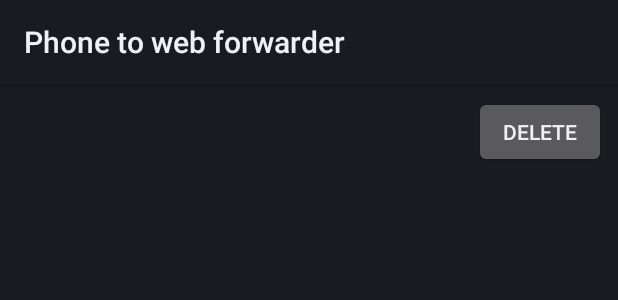
After one commit to bnfour/phone-webapi-forwarder, an Android app: the layout listitemlayout.xml on its own in the app's theme, with its tools: preview values and no code run, on a phone screen of 412 x 824 dp. The commit adds this screen. Shown: the top 300 px of the screen. Run offline under Robolectric (Android 15) with nearby library versions, the phone set to English and light mode, and no system bars.

Commit message:
copypasted filter list editing

```diff
--- a/app/build.gradle
+++ b/app/build.gradle
@@ -16,6 +16,7 @@ android {
             proguardFiles getDefaultProguardFile('proguard-android.txt'), 'proguard-rules.pro'
         }
     }
+    buildToolsVersion '27.0.3'
 }
 
 dependencies {
@@ -23,4 +24,6 @@ dependencies {
     testImplementation 'junit:junit:4.12'
     androidTestImplementation 'com.android.support.test:runner:1.0.2'
     androidTestImplementation 'com.android.support.test.espresso:espresso-core:3.0.2'
+    implementation 'com.android.support.constraint:constraint-layout:1.1.2'
+    implementation 'com.android.support:recyclerview-v7:27.1.1'
 }
--- a/app/src/main/AndroidManifest.xml
+++ b/app/src/main/AndroidManifest.xml
@@ -16,6 +16,7 @@
                 <category android:name="android.intent.category.LAUNCHER" />
             </intent-filter>
         </activity>
+        <activity android:name=".ListEditActivity"/>
     </application>
 
 </manifest>
--- /dev/null
+++ b/app/src/main/res/layout/listitemlayout.xml
@@ -0,0 +1,35 @@
+<?xml version="1.0" encoding="utf-8"?>
+<android.support.constraint.ConstraintLayout xmlns:android="http://schemas.android.com/apk/res/android"
+    xmlns:app="http://schemas.android.com/apk/res-auto"
+    android:layout_width="match_parent"
+    android:layout_height="?android:attr/listPreferredItemHeight">
+
+    <TextView
+        android:id="@+id/senderTextView"
+        android:layout_width="0dp"
+        android:layout_height="0dp"
+        android:layout_marginBottom="8dp"
+        android:layout_marginEnd="8dp"
+        android:layout_marginStart="8dp"
+        android:layout_marginTop="8dp"
+        android:gravity="center"
+        android:textAppearance="@android:style/TextAppearance.DeviceDefault"
+        app:layout_constraintBottom_toBottomOf="parent"
+        app:layout_constraintEnd_toStartOf="@+id/deleteButton"
+        app:layout_constraintStart_toStartOf="parent"
+        app:layout_constraintTop_toTopOf="parent" />
+
+    <Button
+        android:id="@+id/deleteButton"
+        android:layout_width="wrap_content"
+        android:layout_height="wrap_content"
+        android:layout_marginBottom="8dp"
+        android:layout_marginEnd="8dp"
+        android:layout_marginStart="8dp"
+        android:layout_marginTop="8dp"
+        android:text="@string/remove_from_list"
+        app:layout_constraintBottom_toBottomOf="parent"
+        app:layout_constraintEnd_toEndOf="parent"
+        app:layout_constraintStart_toEndOf="@+id/senderTextView"
+        app:layout_constraintTop_toTopOf="parent" />
+</android.support.constraint.ConstraintLayout>
--- a/app/src/main/res/xml/preferences.xml
+++ b/app/src/main/res/xml/preferences.xml
@@ -25,7 +25,10 @@
             android:key="filter_list"
             android:title="@string/filter_list"
             android:dependency="filter_enabled">
-            <!-- TODO intent -->
+            <intent
+                android:action="android.intent.action.VIEW"
+                android:targetPackage="net.bnfour.phone2web2tg_forwarder"
+                android:targetClass="net.bnfour.phone2web2tg_forwarder.ListEditActivity"/>
         </Preference>
     </PreferenceCategory>
     <PreferenceCategory
```
Also changed, not shown: app/src/main/java/net/bnfour/phone2web2tg_forwarder/ListEditActivity.java (added, +121 -0 lines), app/src/main/java/net/bnfour/phone2web2tg_forwarder/ListEntryAdapter.java (added, +100 -0 lines), app/src/main/res/layout/listeditlayout.xml (added, +35 -0 lines).
